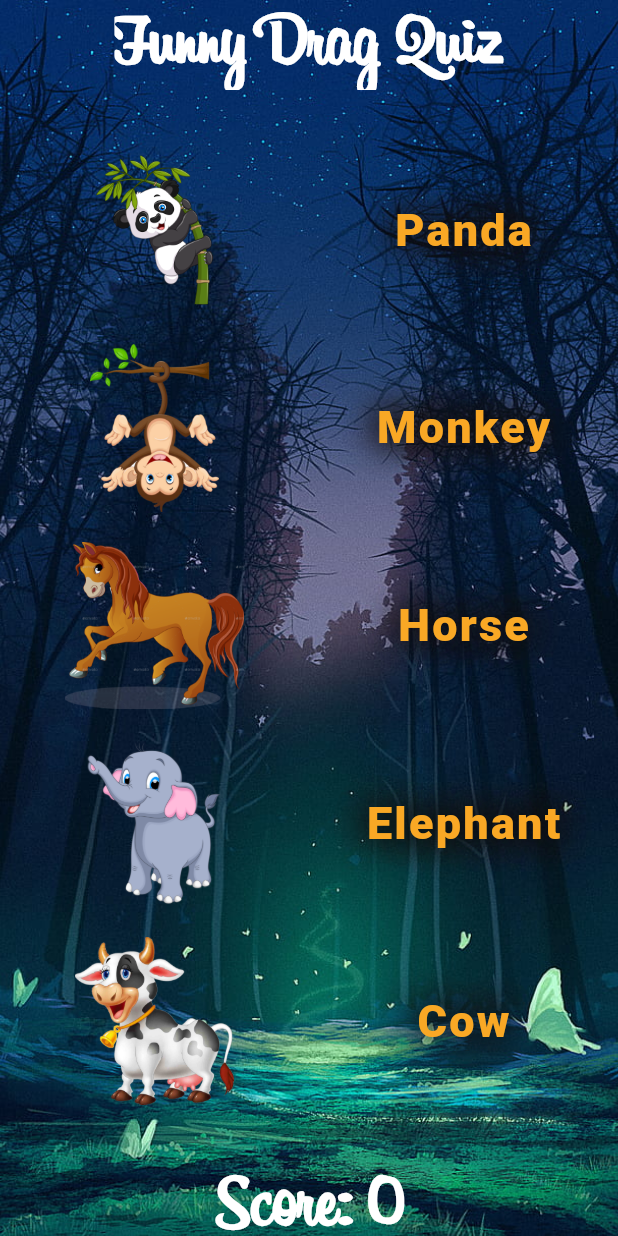
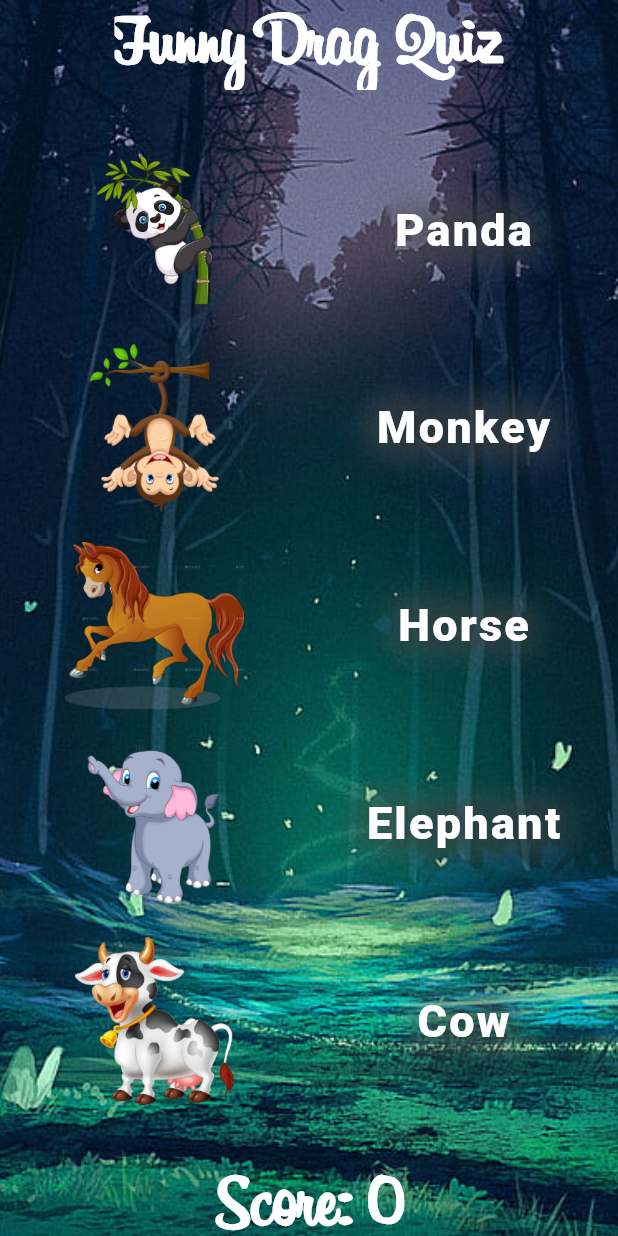
Before and after one commit to abdurahmon-flutter/drag_game, a Flutter app: the HomePage screen opened by its route, after a tap on "Animals", on a phone screen of 412 x 824 dp. Run offline on Flutter 3.47's test engine with Material 2 defaults, Android fonts, the phone set to English and light mode, and no system bars; our stand-ins replace lottie.

Commit message:
new changes in drag_game else

```diff
--- a/lib/game_page.dart
+++ b/lib/game_page.dart
@@ -145,7 +145,7 @@ class _GamePageState extends State<GamePage> {
                                       style: TextStyle(
                                         shadows: [
                                           Shadow(
-                                            color: Colors.brown.shade900,
+                                            color: Colors.white,
                                             blurRadius: 30,
                                           ),
                                           Shadow(
@@ -158,7 +158,7 @@ class _GamePageState extends State<GamePage> {
                                           ),
                                         ],
                                         letterSpacing: 1.5,
-                                        color: Colors.yellow.shade800,
+                                        color: Colors.white,
                                         fontWeight: FontWeight.w900,
                                         fontSize: 30,
                                       ),
```
Also changed, not shown: assets/images/background.jpg, 11 other files.
